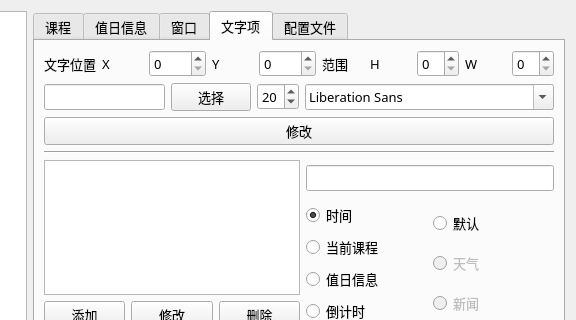
Above: TimeTable-Qt/settings.ui from SHM-white/TimeTable-Qt before the change; both pictures show x 236 to 812 and y 0 to 320 of the 812 by 471 pixel window. Below: the same form after it.
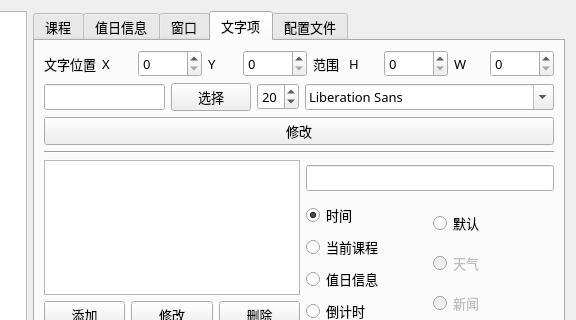
That is the form after the change. The open tabs and pages were chosen to show the change. Icons and pictures are not drawn.

Diff of the .ui file:
```diff
--- a/TimeTable-Qt/settings.ui
+++ b/TimeTable-Qt/settings.ui
@@ -635,7 +635,7 @@
                <item>
                 <widget class="QSpinBox" name="spinBox_ItemLocationX">
                  <property name="maximum">
-                  <number>2000</number>
+                  <number>10000</number>
                  </property>
                 </widget>
                </item>
@@ -649,7 +649,7 @@
                <item>
                 <widget class="QSpinBox" name="spinBox_ItemLocationY">
                  <property name="maximum">
-                  <number>2000</number>
+                  <number>10000</number>
                  </property>
                 </widget>
                </item>
@@ -668,7 +668,11 @@
                 </widget>
                </item>
                <item>
-                <widget class="QSpinBox" name="spinBox"/>
+                <widget class="QSpinBox" name="spinBox_ItemHeight">
+                 <property name="maximum">
+                  <number>10000</number>
+                 </property>
+                </widget>
                </item>
                <item>
                 <widget class="QLabel" name="label_18">
@@ -678,7 +682,11 @@
                 </widget>
                </item>
                <item>
-                <widget class="QSpinBox" name="spinBox_2"/>
+                <widget class="QSpinBox" name="spinBox_ItemWeight">
+                 <property name="maximum">
+                  <number>10000</number>
+                 </property>
+                </widget>
                </item>
               </layout>
              </item>
```
Left out of the diff: 8 changed lines with no effect on the pictures.
